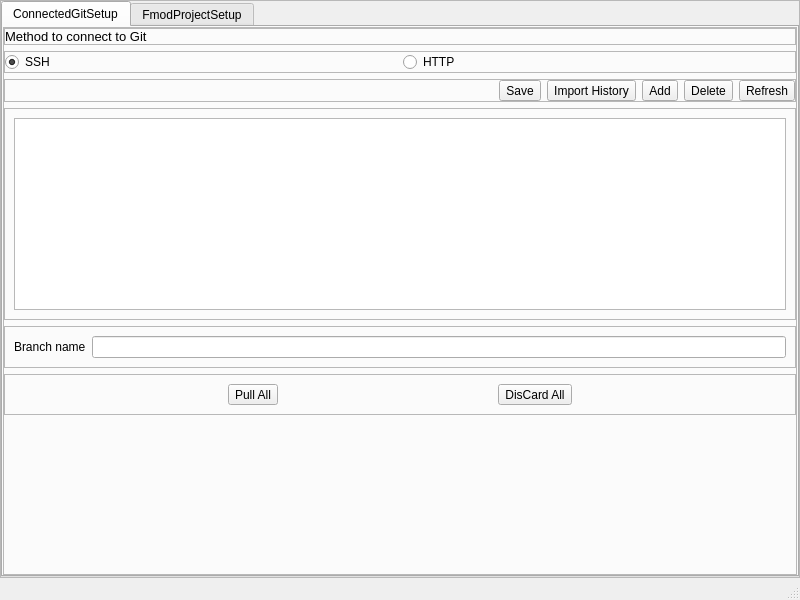
This is git_fmod/ui/mainwindow.ui in JunhaoHuang0615/FMOD_Script as Qt 5 draws it before an edit. The edited form follows.
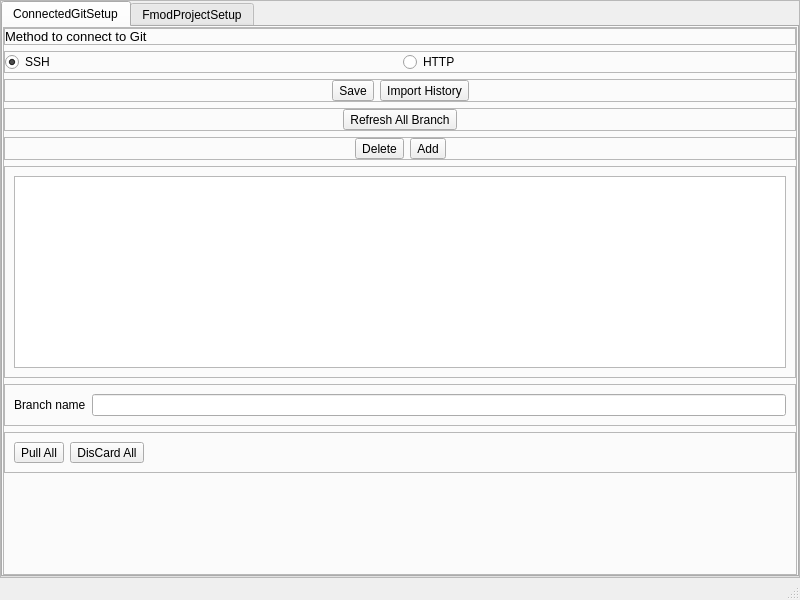
This is the edited form.

Patch:
```diff
--- a/git_fmod/ui/mainwindow.ui
+++ b/git_fmod/ui/mainwindow.ui
@@ -91,6 +91,51 @@
               <property name="bottomMargin">
                <number>0</number>
               </property>
+              <item row="8" column="0">
+               <widget class="QFrame" name="frame_8">
+                <property name="frameShape">
+                 <enum>QFrame::StyledPanel</enum>
+                </property>
+                <property name="frameShadow">
+                 <enum>QFrame::Raised</enum>
+                </property>
+                <layout class="QHBoxLayout" name="horizontalLayout_5">
+                 <item>
+                  <widget class="QToolButton" name="btn_pull_all_gitgroup">
+                   <property name="toolTip">
+                    <string>拉新</string>
+                   </property>
+                   <property name="text">
+                    <string>Pull All</string>
+                   </property>
+                  </widget>
+                 </item>
+                 <item>
+                  <widget class="QToolButton" name="btn_discard_all_changed_file_in_git_group">
+                   <property name="toolTip">
+                    <string>丢弃</string>
+                   </property>
+                   <property name="text">
+                    <string>DisCard All</string>
+                   </property>
+                  </widget>
+                 </item>
+                 <item>
+                  <spacer name="horizontalSpacer_4">
+                   <property name="orientation">
+                    <enum>Qt::Horizontal</enum>
+                   </property>
+                   <property name="sizeHint" stdset="0">
+                    <size>
+                     <width>40</width>
+                     <height>20</height>
+                    </size>
+                   </property>
+                  </spacer>
+                 </item>
+                </layout>
+               </widget>
+              </item>
               <item row="0" column="0">
                <widget class="QFrame" name="frame_4">
                 <property name="frameShape">
@@ -127,6 +172,70 @@
                 </layout>
                </widget>
               </item>
+              <item row="2" column="0">
+               <widget class="QFrame" name="frame_6">
+                <property name="frameShape">
+                 <enum>QFrame::StyledPanel</enum>
+                </property>
+                <property name="frameShadow">
+                 <enum>QFrame::Raised</enum>
+                </property>
+                <layout class="QHBoxLayout" name="horizontalLayout_3">
+                 <property name="leftMargin">
+                  <number>0</number>
+                 </property>
+                 <property name="topMargin">
+                  <number>0</number>
+                 </property>
+                 <property name="rightMargin">
+                  <number>0</number>
+                 </property>
+                 <property name="bottomMargin">
+                  <number>0</number>
+                 </property>
+                 <item>
+                  <spacer name="horizontalSpacer">
+                   <property name="orientation">
+                    <enum>Qt::Horizontal</enum>
+                   </property>
+                   <property name="sizeHint" stdset="0">
+                    <size>
+                     <width>40</width>
+                     <height>20</height>
+                    </size>
+                   </property>
+                  </spacer>
+                 </item>
+                 <item>
+                  <widget class="QToolButton" name="btn_save_History">
+                   <property name="text">
+                    <string>Save</string>
+                   </property>
+                  </widget>
+                 </item>
+                 <item>
+                  <widget class="QToolButton" name="btn_import_history_setting">
+                   <property name="text">
+                    <string>Import History</string>
+                   </property>
+                  </widget>
+                 </item>
+                 <item>
+                  <spacer name="horizontalSpacer_5">
+                   <property name="orientation">
+                    <enum>Qt::Horizontal</enum>
+                   </property>
+                   <property name="sizeHint" stdset="0">
+                    <size>
+                     <width>40</width>
+                     <height>20</height>
+                    </size>
+                   </property>
+                  </spacer>
+                 </item>
+                </layout>
+               </widget>
+              </item>
               <item row="1" column="0">
                <widget class="QFrame" name="frame_3">
                 <property name="frameShape">
@@ -168,7 +277,7 @@
                 </layout>
                </widget>
               </item>
-              <item row="4" column="0">
+              <item row="7" column="0">
                <widget class="QFrame" name="frame_7">
                 <property name="frameShape">
                  <enum>QFrame::StyledPanel</enum>
@@ -196,7 +305,71 @@
                 </layout>
                </widget>
               </item>
-              <item row="6" column="0">
+              <item row="4" column="0">
+               <widget class="QFrame" name="frame_9">
+                <property name="frameShape">
+                 <enum>QFrame::StyledPanel</enum>
+                </property>
+                <property name="frameShadow">
+                 <enum>QFrame::Raised</enum>
+                </property>
+                <layout class="QHBoxLayout" name="horizontalLayout_6">
+                 <property name="leftMargin">
+                  <number>0</number>
+                 </property>
+                 <property name="topMargin">
+                  <number>0</number>
+                 </property>
+                 <property name="rightMargin">
+                  <number>0</number>
+                 </property>
+                 <property name="bottomMargin">
+                  <number>0</number>
+                 </property>
+                 <item>
+                  <spacer name="horizontalSpacer_2">
+                   <property name="orientation">
+                    <enum>Qt::Horizontal</enum>
+                   </property>
+                   <property name="sizeHint" stdset="0">
+                    <size>
+                     <width>40</width>
+                     <height>20</height>
+                    </size>
+                   </property>
+                  </spacer>
+                 </item>
+                 <item>
+                  <widget class="QToolButton" name="btn_delete_selected_url">
+                   <property name="text">
+                    <string>Delete</string>
+                   </property>
+                  </widget>
+                 </item>
+                 <item>
+                  <widget class="QToolButton" name="btn_add_giturl">
+                   <property name="text">
+                    <string>Add</string>
+                   </property>
+                  </widget>
+                 </item>
+                 <item>
+                  <spacer name="horizontalSpacer_7">
+                   <property name="orientation">
+                    <enum>Qt::Horizontal</enum>
+                   </property>
+                   <property name="sizeHint" stdset="0">
+                    <size>
+                     <width>40</width>
+                     <height>20</height>
+                    </size>
+                   </property>
+                  </spacer>
+                 </item>
+                </layout>
+               </widget>
+              </item>
+              <item row="9" column="0">
                <spacer name="verticalSpacer">
                 <property name="orientation">
                  <enum>Qt::Vertical</enum>
@@ -209,79 +382,7 @@
                 </property>
                </spacer>
               </item>
-              <item row="2" column="0">
-               <widget class="QFrame" name="frame_6">
-                <property name="frameShape">
-                 <enum>QFrame::StyledPanel</enum>
-                </property>
-                <property name="frameShadow">
-                 <enum>QFrame::Raised</enum>
-                </property>
-                <layout class="QHBoxLayout" name="horizontalLayout_3">
-                 <property name="leftMargin">
-                  <number>0</number>
-                 </property>
-                 <property name="topMargin">
-                  <number>0</number>
-                 </property>
-                 <property name="rightMargin">
-                  <number>0</number>
-                 </property>
-                 <property name="bottomMargin">
-                  <number>0</number>
-                 </property>
-                 <item>
-                  <spacer name="horizontalSpacer">
-                   <property name="orientation">
-                    <enum>Qt::Horizontal</enum>
-                   </property>
-                   <property name="sizeHint" stdset="0">
-                    <size>
-                     <width>40</width>
-                     <height>20</height>
-                    </size>
-                   </property>
-                  </spacer>
-                 </item>
-                 <item>
-                  <widget class="QToolButton" name="btn_save_History">
-                   <property name="text">
-                    <string>Save</string>
-                   </property>
-                  </widget>
-                 </item>
-                 <item>
-                  <widget class="QToolButton" name="btn_import_history_setting">
-                   <property name="text">
-                    <string>Import History</string>
-                   </property>
-                  </widget>
-                 </item>
-                 <item>
-                  <widget class="QToolButton" name="btn_add_giturl">
-                   <property name="text">
-                    <string>Add</string>
-                   </property>
-                  </widget>
-                 </item>
-                 <item>
-                  <widget class="QToolButton" name="btn_delete_selected_url">
-                   <property name="text">
-                    <string>Delete</string>
-                   </property>
-                  </widget>
-                 </item>
-                 <item>
-                  <widget class="QToolButton" name="btn_refresh">
-                   <property name="text">
-                    <string>Refresh</string>
-                   </property>
-                  </widget>
-                 </item>
-                </layout>
-               </widget>
-              </item>
-              <item row="3" column="0">
+              <item row="6" column="0">
                <widget class="QFrame" name="frame_5">
                 <property name="frameShape">
                  <enum>QFrame::StyledPanel</enum>
@@ -300,34 +401,59 @@
                 </layout>
                </widget>
               </item>
-              <item row="5" column="0">
-               <widget class="QFrame" name="frame_8">
+              <item row="3" column="0">
+               <widget class="QFrame" name="frame_10">
                 <property name="frameShape">
                  <enum>QFrame::StyledPanel</enum>
                 </property>
                 <property name="frameShadow">
                  <enum>QFrame::Raised</enum>
                 </property>
-                <layout class="QHBoxLayout" name="horizontalLayout_5">
+                <layout class="QHBoxLayout" name="horizontalLayout_7">
+                 <property name="leftMargin">
+                  <number>0</number>
+                 </property>
+                 <property name="topMargin">
+                  <number>0</number>
+                 </property>
+                 <property name="rightMargin">
+                  <number>0</number>
+                 </property>
+                 <property name="bottomMargin">
+                  <number>0</number>
+                 </property>
                  <item>
-                  <widget class="QToolButton" name="btn_pull_all_gitgroup">
-                   <property name="toolTip">
-                    <string>拉新</string>
+                  <spacer name="horizontalSpacer_3">
+                   <property name="orientation">
+                    <enum>Qt::Horizontal</enum>
                    </property>
+                   <property name="sizeHint" stdset="0">
+                    <size>
+                     <width>40</width>
+                     <height>20</height>
+                    </size>
+                   </property>
+                  </spacer>
+                 </item>
+                 <item>
+                  <widget class="QToolButton" name="btn_refresh">
                    <property name="text">
-                    <string>Pull All</string>
+                    <string>Refresh All Branch</string>
                    </property>
                   </widget>
                  </item>
                  <item>
-                  <widget class="QToolButton" name="btn_discard_all_changed_file_in_git_group">
-                   <property name="toolTip">
-                    <string>丢弃</string>
+                  <spacer name="horizontalSpacer_6">
+                   <property name="orientation">
+                    <enum>Qt::Horizontal</enum>
                    </property>
-                   <property name="text">
-                    <string>DisCard All</string>
+                   <property name="sizeHint" stdset="0">
+                    <size>
+                     <width>40</width>
+                     <height>20</height>
+                    </size>
                    </property>
-                  </widget>
+                  </spacer>
                  </item>
                 </layout>
                </widget>
```
